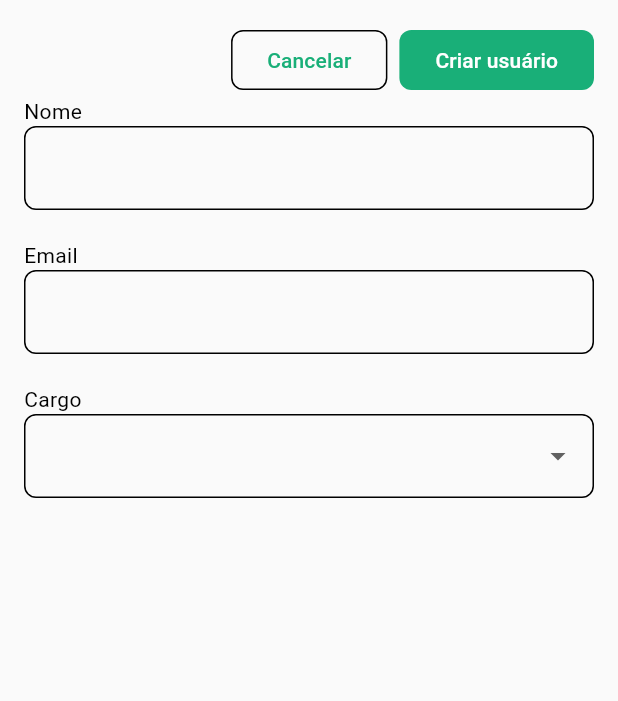
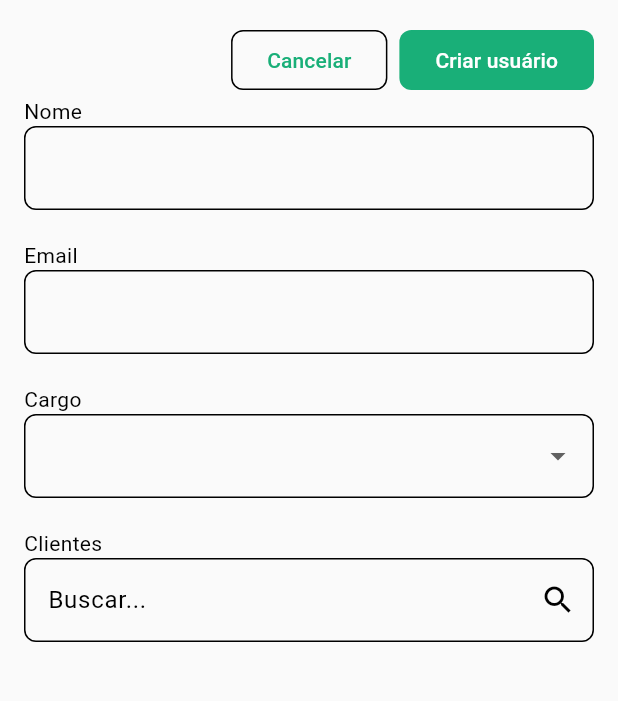
Before and after one commit to david-sds/conectar-crud, a Flutter app: the CreateUserScreen screen opened by its route, on a phone screen of 412 x 824 dp, the part 84-785 px from its top. Run offline on Flutter 3.47's test engine with Material 3 defaults, Android fonts, the phone set to English and light mode, and no system bars; our stand-ins replace dio, flutter_svg, freezed_annotation, go_router, mask_text_input_formatter, shared_preferences and 3 more; accounts and stored records are empty; network calls fail.

Commit message:
user form com clients

```diff
--- a/conectar_frontend/lib/data/repositories/clients_repository.dart
+++ b/conectar_frontend/lib/data/repositories/clients_repository.dart
@@ -9,7 +9,7 @@ class ClientsRepository {
   final Dio _dio = HttpClient().dio;
 
   Future<(List<Client>, PaginationOutput)> findAll({
-    required PaginationInput? paginationInput,
+    PaginationInput? paginationInput,
     ClientFilters? filters,
   }) async {
     final paginationParams = (paginationInput?.toJson() ?? {})
--- a/conectar_frontend/lib/domain/models/filters/client_filters/client_filters_model.dart
+++ b/conectar_frontend/lib/domain/models/filters/client_filters/client_filters_model.dart
@@ -1,4 +1,3 @@
-import 'package:conectar_frontend/domain/models/client_status/client_status_model.dart';
 import 'package:freezed_annotation/freezed_annotation.dart';
 
 part 'client_filters_model.freezed.dart';
--- a/conectar_frontend/lib/domain/models/filters/user_filters/user_filters_model.dart
+++ b/conectar_frontend/lib/domain/models/filters/user_filters/user_filters_model.dart
@@ -1,4 +1,3 @@
-import 'package:conectar_frontend/domain/models/user_role/user_role_model.dart';
 import 'package:freezed_annotation/freezed_annotation.dart';
 
 part 'user_filters_model.freezed.dart';
--- a/conectar_frontend/lib/shared/layouts/logged_layout.dart
+++ b/conectar_frontend/lib/shared/layouts/logged_layout.dart
@@ -88,8 +88,14 @@ class _LoggedLayoutState extends State<LoggedLayout>
           },
         ),
       ),
-      body: SingleChildScrollView(
-        child: widget.child,
+      body: Column(
+        children: [
+          Expanded(
+            child: SingleChildScrollView(
+              child: widget.child,
+            ),
+          ),
+        ],
       ),
     );
   }
--- a/conectar_frontend/lib/shared/widgets/custom_input.dart
+++ b/conectar_frontend/lib/shared/widgets/custom_input.dart
@@ -10,34 +10,43 @@ enum InputType {
 class CustomInput extends StatefulWidget {
   const CustomInput({
     this.controller,
+    this.focusNode,
     this.labelText,
+    this.hintText,
     this.onChanged,
     this.validator,
     this.suffixIcon,
     this.inputFormatters,
     this.initialValue,
+    this.onFieldSubmitted,
     super.key,
   }) : type = InputType.text;
 
   const CustomInput.password({
     this.controller,
+    this.focusNode,
     this.labelText,
+    this.hintText,
     this.onChanged,
     this.validator,
     this.suffixIcon,
     this.inputFormatters,
     this.initialValue,
+    this.onFieldSubmitted,
     super.key,
   }) : type = InputType.password;
 
   final TextEditingController? controller;
+  final FocusNode? focusNode;
   final String? labelText;
+  final String? hintText;
   final void Function(String value)? onChanged;
   final String? Function(String? value)? validator;
   final InputType type;
   final Widget? suffixIcon;
   final List<TextInputFormatter>? inputFormatters;
   final String? initialValue;
+  final void Function(String)? onFieldSubmitted;
 
   @override
   State<CustomInput> createState() => _CustomInputState();
@@ -103,7 +112,9 @@ class _CustomInputState extends State<CustomInput> {
         if (widget.labelText != null) Text(widget.labelText ?? ''),
         TextFormField(
           controller: _controller,
+          focusNode: widget.focusNode,
           decoration: InputDecoration(
+            hintText: widget.hintText,
             helperText: " ",
             suffixIcon: getSuffixIcon(),
           ),
@@ -111,6 +122,7 @@ class _CustomInputState extends State<CustomInput> {
           validator: widget.validator,
           obscureText: _obscureText,
           inputFormatters: widget.inputFormatters,
+          onFieldSubmitted: widget.onFieldSubmitted,
         ),
       ],
     );
--- a/conectar_frontend/lib/ui/users/widgets/create_user_screen.dart
+++ b/conectar_frontend/lib/ui/users/widgets/create_user_screen.dart
@@ -11,7 +11,9 @@ class CreateUserScreen extends StatelessWidget {
   @override
   Widget build(BuildContext context) {
     final viewmodel = context.read<UsersViewmodel>();
-    return Column(
+    return Container(
+      constraints: const BoxConstraints(minHeight: 800),
+      child: Column(
         children: [
           Padding(
             padding: const EdgeInsets.all(16.0),
@@ -20,7 +22,6 @@ class CreateUserScreen extends StatelessWidget {
                 GoRouter.of(context).go(Routes.users.path);
               },
               onSubmit: (user) async {
-              print(user);
                 final response = await viewmodel.create(user);
 
                 if (response?.id != null && context.mounted) {
@@ -30,6 +31,7 @@ class CreateUserScreen extends StatelessWidget {
             ),
           ),
         ],
+      ),
     );
   }
 }
--- a/conectar_frontend/lib/ui/users/widgets/user_form/user_form_controller.dart
+++ b/conectar_frontend/lib/ui/users/widgets/user_form/user_form_controller.dart
@@ -1,3 +1,4 @@
+import 'package:conectar_frontend/domain/models/client/client_model.dart';
 import 'package:conectar_frontend/domain/models/user/user_model.dart';
 import 'package:conectar_frontend/domain/models/user_role/user_role_model.dart';
 import 'package:flutter/material.dart';
@@ -26,6 +27,13 @@ class UserFormController extends ChangeNotifier {
     notifyListeners();
   }
 
+  List<Client> _selectedClients = [];
+  List<Client> get selectedClients => _selectedClients;
+  void setSelectedClients(List<Client> values) {
+    _selectedClients = values;
+    notifyListeners();
+  }
+
   void initState(User? initialState) {
     _name = initialState?.name;
     _email = initialState?.email;
```
Also changed, not shown: conectar_frontend/lib/shared/widgets/custom_autocomplete.dart (added, +150 -0 lines), conectar_frontend/lib/ui/clients/viewmodel/clients_viewmodel.dart (+12 -0 lines), conectar_frontend/lib/ui/users/widgets/user_form/user_form.dart (+45 -0 lines). Lines whose indentation alone changed are shown as unchanged.
